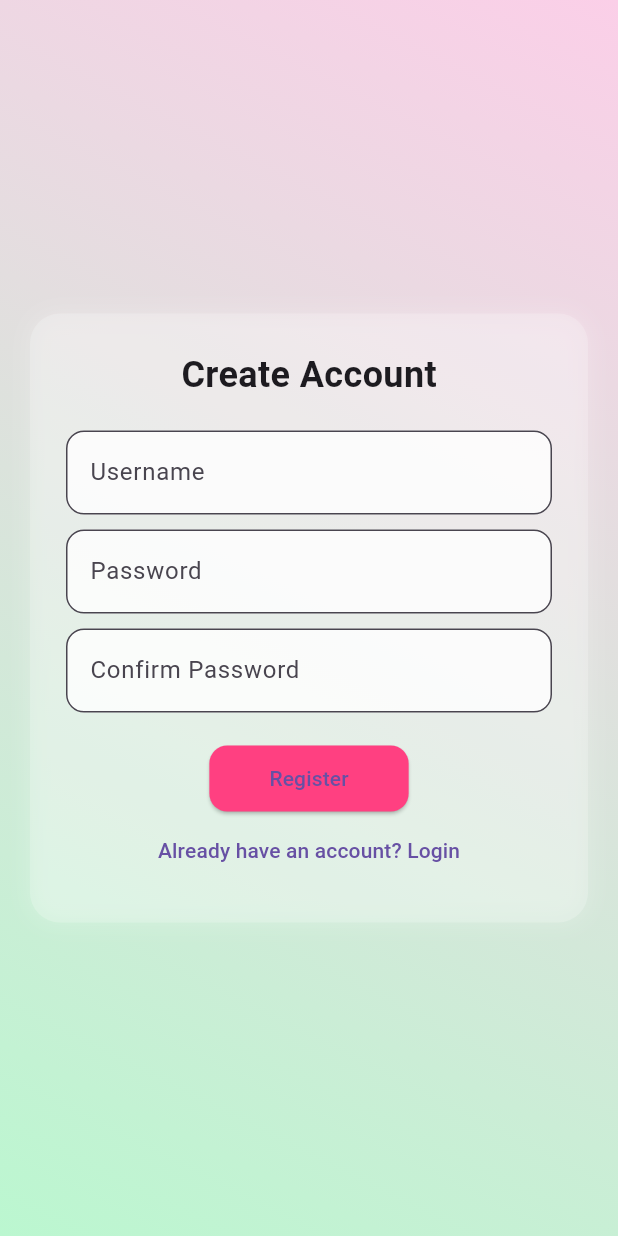
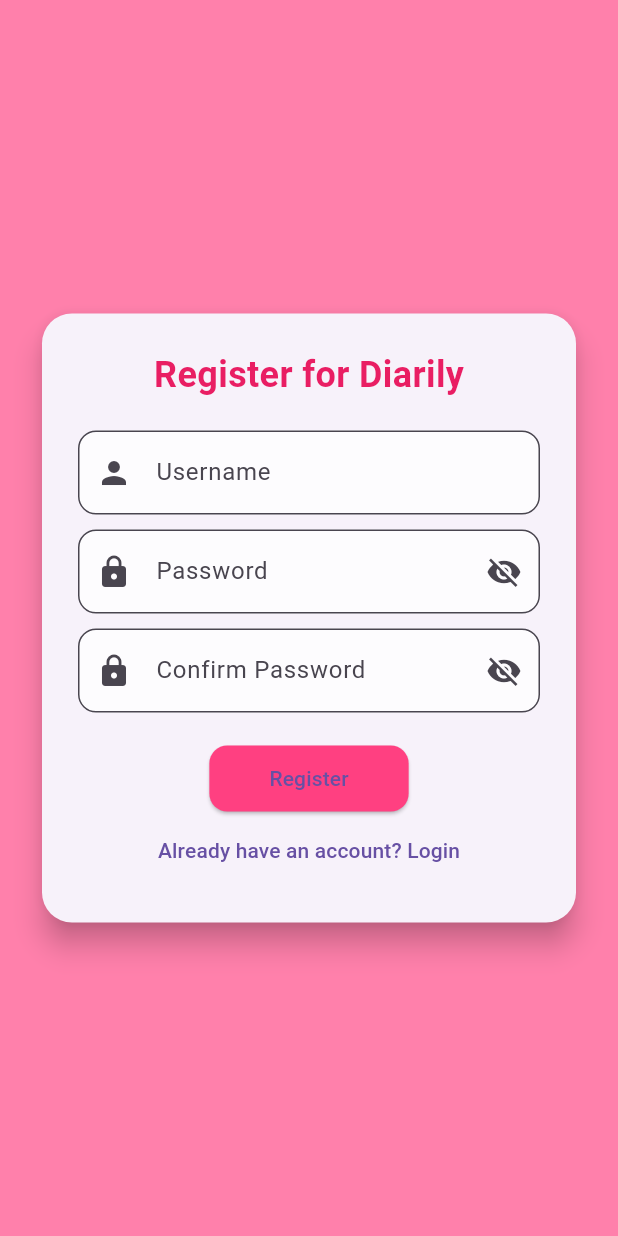
Before and after one commit to Farhan-Iqbal/Assessment-3-Diarily-, a Flutter app: the RegisterPage screen opened by its route, on a phone screen of 412 x 824 dp. Run offline on Flutter 3.47's test engine with Material 3 defaults, Android fonts, the phone set to English and light mode, and no system bars; our stand-ins replace image_picker, liquid_pull_to_refresh, shared_preferences, sqflite, table_calendar; accounts and stored records are empty.

Commit message:
Fixing login page, register page, and fixing some errors

```diff
--- a/lib/register.dart
+++ b/lib/register.dart
@@ -14,6 +14,8 @@ class _RegisterPageState extends State<RegisterPage> {
   final TextEditingController _usernameController = TextEditingController();
   final TextEditingController _passwordController = TextEditingController();
   final TextEditingController _confirmPasswordController = TextEditingController();
+  bool _isPasswordVisible = false;
+  bool _isConfirmPasswordVisible = false;
 
   Future<void> _register() async {
     final username = _usernameController.text.trim();
@@ -23,6 +25,14 @@ class _RegisterPageState extends State<RegisterPage> {
     if (username.isEmpty || password.isEmpty) {
       ScaffoldMessenger.of(context).showSnackBar(
         const SnackBar(content: Text('Username and password cannot be empty.')),
+      );
+      return;
+    }
+
+    // Add password length validation
+    if (password.length < 6) {
+      ScaffoldMessenger.of(context).showSnackBar(
+        const SnackBar(content: Text('Password must be at least 6 characters long.')),
       );
       return;
     }
@@ -53,41 +63,35 @@ class _RegisterPageState extends State<RegisterPage> {
   @override
   Widget build(BuildContext context) {
     return Scaffold(
-      body: Container(
-        decoration: const BoxDecoration(
-          gradient: LinearGradient(
-            colors: [Color(0xFFFBCFE8), Color(0xFFBBF7D0)],
-            begin: Alignment.topRight,
-            end: Alignment.bottomLeft,
+      backgroundColor: Colors.pinkAccent.shade100, // Light pink background
+      body: Center(
+        child: SingleChildScrollView(
+          padding: const EdgeInsets.all(24.0),
+          child: Card(
+            elevation: 8,
+            shape: RoundedRectangleBorder(
+              borderRadius: BorderRadius.circular(20),
             ),
-        ),
-        child: Center(
-          child: Container(
-            padding: const EdgeInsets.all(24),
-            margin: const EdgeInsets.symmetric(horizontal: 20),
-            decoration: BoxDecoration(
-              color: Colors.white.withOpacity(0.2),
-              borderRadius: BorderRadius.circular(20),
-              boxShadow: [
-                BoxShadow(
-                  color: Colors.white.withOpacity(0.2),
-                  blurRadius: 12,
-                  spreadRadius: 1,
-                )
-              ],
-            ),
+            child: Padding(
+              padding: const EdgeInsets.all(24.0),
               child: Column(
                 mainAxisSize: MainAxisSize.min,
                 children: [
+
                   const Text(
-                  'Create Account',
-                  style: TextStyle(fontSize: 24, fontWeight: FontWeight.bold),
+                    'Register for Diarily',
+                    style: TextStyle(
+                      fontSize: 24,
+                      fontWeight: FontWeight.bold,
+                      color: Colors.pink,
+                    ),
                   ),
                   const SizedBox(height: 20),
                   TextField(
                     controller: _usernameController,
                     decoration: InputDecoration(
                       labelText: 'Username',
+                      prefixIcon: const Icon(Icons.person),
                       filled: true,
                       fillColor: Colors.white.withOpacity(0.8),
                       border: OutlineInputBorder(
@@ -98,9 +102,20 @@ class _RegisterPageState extends State<RegisterPage> {
                   const SizedBox(height: 10),
                   TextField(
                     controller: _passwordController,
-                  obscureText: true,
+                    obscureText: !_isPasswordVisible,
                     decoration: InputDecoration(
                       labelText: 'Password',
+                      prefixIcon: const Icon(Icons.lock),
+                      suffixIcon: IconButton(
+                        icon: Icon(
+                          _isPasswordVisible ? Icons.visibility : Icons.visibility_off,
+                        ),
+                        onPressed: () {
+                          setState(() {
+                            _isPasswordVisible = !_isPasswordVisible;
+                          });
+                        },
+                      ),
                       filled: true,
                       fillColor: Colors.white.withOpacity(0.8),
                       border: OutlineInputBorder(
@@ -111,9 +126,20 @@ class _RegisterPageState extends State<RegisterPage> {
                   const SizedBox(height: 10),
                   TextField(
                     controller: _confirmPasswordController,
-                  obscureText: true,
+                    obscureText: !_isConfirmPasswordVisible,
                     decoration: InputDecoration(
                       labelText: 'Confirm Password',
+                      prefixIcon: const Icon(Icons.lock), // Add prefixIcon for consistency
+                      suffixIcon: IconButton(
+                        icon: Icon(
+                          _isConfirmPasswordVisible ? Icons.visibility : Icons.visibility_off,
+                        ),
+                        onPressed: () {
+                          setState(() {
+                            _isConfirmPasswordVisible = !_isConfirmPasswordVisible;
+                          });
+                        },
+                      ),
                       filled: true,
                       fillColor: Colors.white.withOpacity(0.8),
                       border: OutlineInputBorder(
@@ -146,6 +172,7 @@ class _RegisterPageState extends State<RegisterPage> {
             ),
           ),
         ),
+      ),
     );
   }
 }
```
Also changed, not shown: lib/homepage.dart (+9 -5 lines), lib/login.dart (+40 -25 lines), lib/profile.dart (+23 -4 lines), lib/settings.dart (+8 -8 lines). Lines whose indentation alone changed are shown as unchanged.
